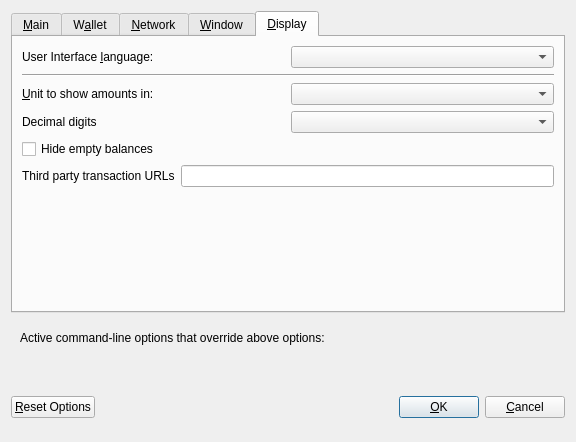
This is src/qt/forms/optionsdialog.ui in ArenaCoinDev/Ar3na as Qt 5 draws it before an edit. The edited form follows.
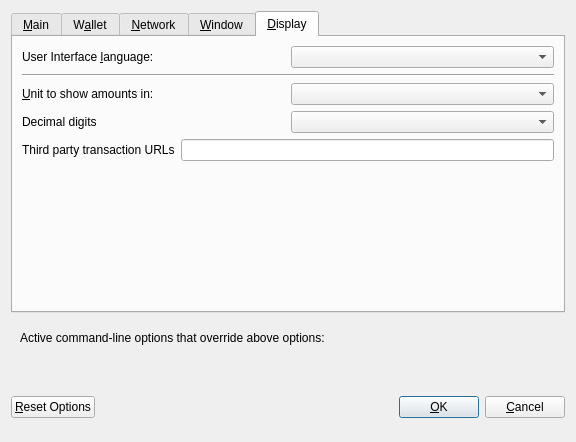
This is the edited form. The open tabs and pages were chosen to show the change. Custom widgets are drawn as their Qt base class.

Patch:
```diff
--- a/src/qt/forms/optionsdialog.ui
+++ b/src/qt/forms/optionsdialog.ui
@@ -457,19 +457,6 @@
          </item>
         </layout>
        </item>
-       <item>
-        <widget class="QCheckBox" name="checkBoxHideZeroBalances">
-         <property name="toolTip">
-          <string>Hide empty balances</string>
-         </property>
-         <property name="layoutDirection">
-          <enum>Qt::LeftToRight</enum>
-         </property>
-         <property name="text">
-          <string>Hide empty balances</string>
-         </property>
-        </widget>
-       </item>
        <item>
         <layout class="QHBoxLayout" name="horizontalLayout_3_Display">
          <item>
```
Left out of the diff: 10 changed lines with no effect on the pictures.
